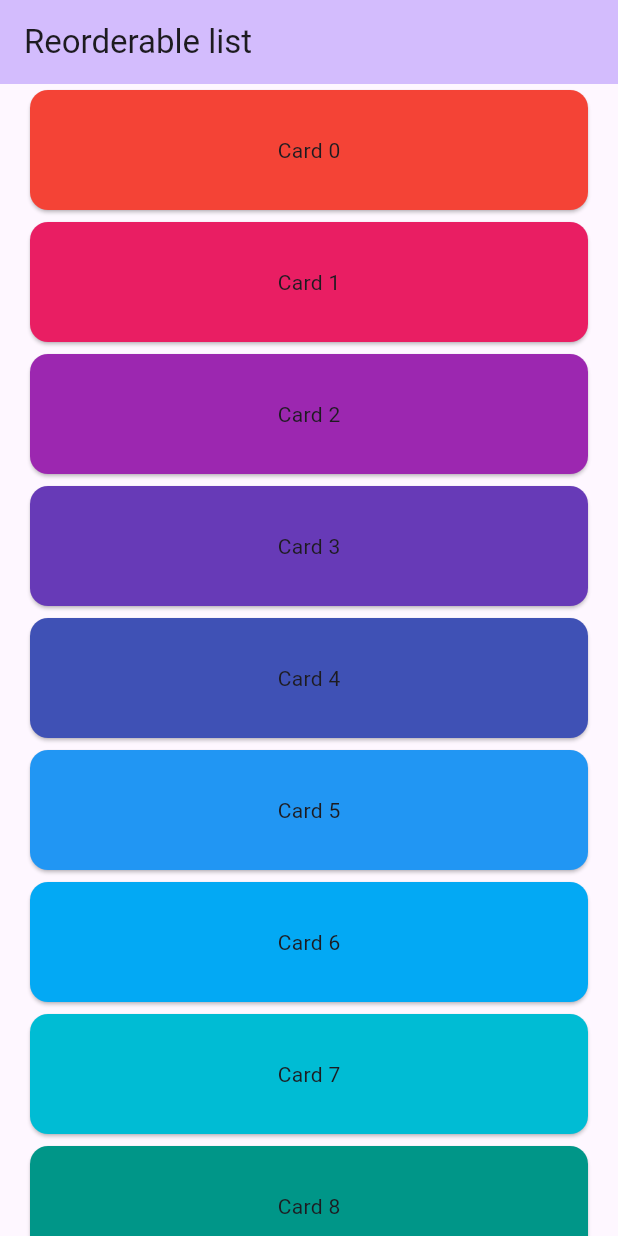
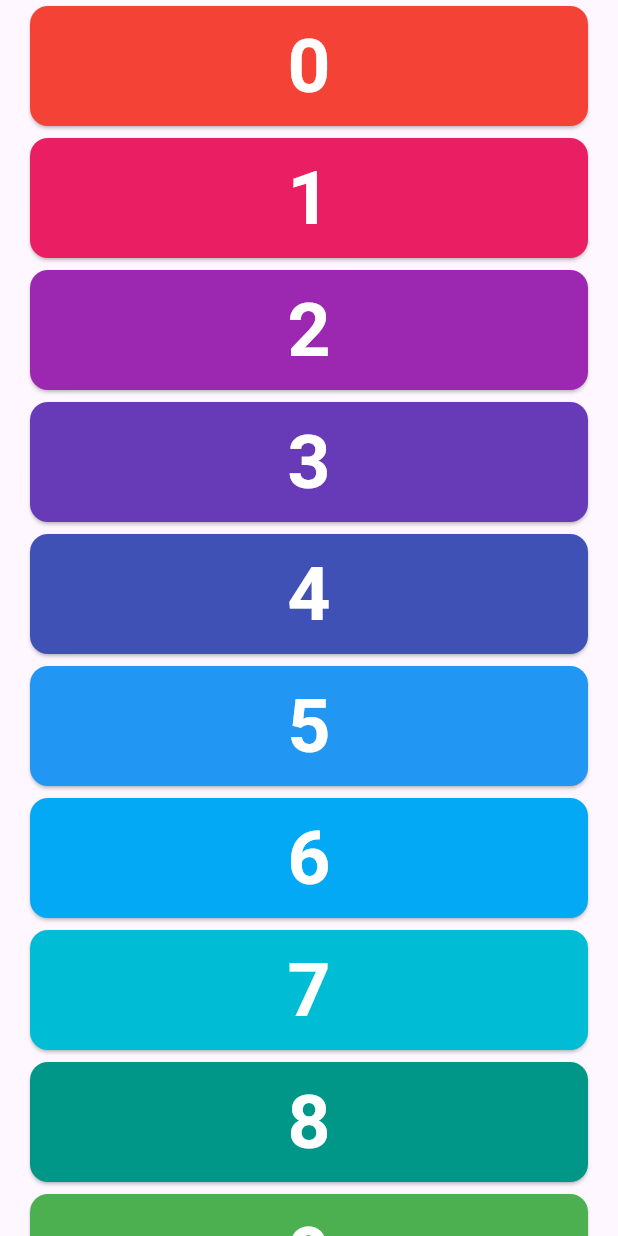
Before and after one commit to khamidjon/reorderable-list, a Flutter app: the screen it shows after launch, on a phone screen of 412 x 824 dp. Run offline on Flutter 3.47's test engine with Material 2 defaults, Android fonts, the phone set to English and light mode, and no system bars.

```diff
--- a/lib/main.dart
+++ b/lib/main.dart
@@ -15,6 +15,7 @@ class MyApp extends StatelessWidget {
   Widget build(BuildContext context) {
     return MaterialApp(
       title: 'Flutter Demo',
+      debugShowCheckedModeBanner: false,
       theme: ThemeData(
         colorScheme: ColorScheme.fromSeed(seedColor: Colors.deepPurple),
         useMaterial3: true,
@@ -39,10 +40,6 @@ class _MyHomePageState extends State<MyHomePage> {
   @override
   Widget build(BuildContext context) {
     return Scaffold(
-      appBar: AppBar(
-        backgroundColor: Theme.of(context).colorScheme.inversePrimary,
-        title: Text(widget.title),
-      ),
       body: ReorderableListView(
         padding: const EdgeInsets.symmetric(horizontal: 16.0),
         onReorder: (int oldIndex, int newIndex) {
@@ -75,7 +72,14 @@ class _MyHomePageState extends State<MyHomePage> {
               child: SizedBox(
                 height: 80,
                 child: Center(
-                  child: Text('Card ${_items[index]}'),
+                  child: Text(
+                    '${_items[index]}',
+                    style: const TextStyle(
+                      fontSize: 50,
+                      color: Colors.white,
+                      fontWeight: FontWeight.bold,
+                    ),
+                  ),
                 ),
               ),
             )
```
